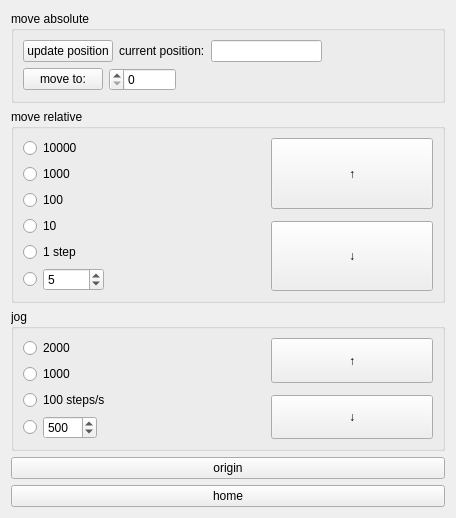
Qt form instruments/optosigma_GSC_01.ui (dean-nanomol/nanomol) before a commit.
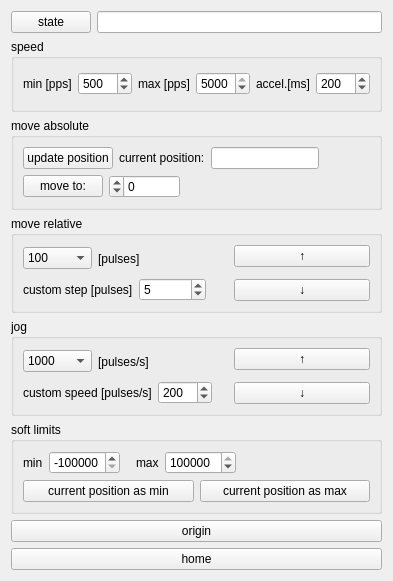
The same form after that commit.

Commit message: update GSC01 class and ui

```diff
--- a/instruments/optosigma_GSC_01.ui
+++ b/instruments/optosigma_GSC_01.ui
@@ -6,14 +6,104 @@
    <rect>
     <x>0</x>
     <y>0</y>
-    <width>456</width>
-    <height>495</height>
+    <width>344</width>
+    <height>581</height>
    </rect>
   </property>
   <property name="windowTitle">
    <string>Form</string>
   </property>
   <layout class="QVBoxLayout" name="verticalLayout">
+   <item>
+    <layout class="QHBoxLayout" name="horizontalLayout_11">
+     <item>
+      <widget class="QPushButton" name="device_state_pushButton">
+       <property name="text">
+        <string>state</string>
+       </property>
+      </widget>
+     </item>
+     <item>
+      <widget class="QLineEdit" name="device_state_lineEdit">
+       <property name="sizePolicy">
+        <sizepolicy hsizetype="Expanding" vsizetype="Fixed">
+         <horstretch>0</horstretch>
+         <verstretch>0</verstretch>
+        </sizepolicy>
+       </property>
+      </widget>
+     </item>
+    </layout>
+   </item>
+   <item>
+    <widget class="QGroupBox" name="groupBox_5">
+     <property name="title">
+      <string>speed</string>
+     </property>
+     <layout class="QHBoxLayout" name="horizontalLayout_13">
+      <item>
+       <widget class="QLabel" name="label_8">
+        <property name="text">
+         <string>min [pps]</string>
+        </property>
+       </widget>
+      </item>
+      <item>
+       <widget class="QSpinBox" name="speed_min_spinBox">
+        <property name="minimum">
+         <number>100</number>
+        </property>
+        <property name="maximum">
+         <number>1000</number>
+        </property>
+        <property name="value">
+         <number>500</number>
+        </property>
+       </widget>
+      </item>
+      <item>
+       <widget class="QLabel" name="label_9">
+        <property name="text">
+         <string>max [pps]</string>
+        </property>
+       </widget>
+      </item>
+      <item>
+       <widget class="QSpinBox" name="speed_max_spinBox">
+        <property name="minimum">
+         <number>101</number>
+        </property>
+        <property name="maximum">
+         <number>5000</number>
+        </property>
+        <property name="value">
+         <number>5000</number>
+        </property>
+       </widget>
+      </item>
+      <item>
+       <widget class="QLabel" name="label_10">
+        <property name="text">
+         <string>accel.[ms]</string>
+        </property>
+       </widget>
+      </item>
+      <item>
+       <widget class="QSpinBox" name="acceleration_spinBox">
+        <property name="minimum">
+         <number>10</number>
+        </property>
+        <property name="maximum">
+         <number>1000</number>
+        </property>
+        <property name="value">
+         <number>200</number>
+        </property>
+       </widget>
+      </item>
+     </layout>
+    </widget>
+   </item>
    <item>
     <widget class="QGroupBox" name="groupBox">
      <property name="title">
@@ -72,8 +162,11 @@
           <property name="layoutDirection">
            <enum>Qt::RightToLeft</enum>
           </property>
+          <property name="minimum">
+           <number>-16777215</number>
+          </property>
           <property name="maximum">
-           <number>999999</number>
+           <number>16777215</number>
           </property>
          </widget>
         </item>
@@ -104,46 +197,72 @@
       <item>
        <layout class="QVBoxLayout" name="verticalLayout_2">
         <item>
-         <widget class="QRadioButton" name="radioButton_6">
-          <property name="text">
-           <string>10000</string>
-          </property>
-         </widget>
-        </item>
-        <item>
-         <widget class="QRadioButton" name="radioButton">
-          <property name="text">
-           <string>1000</string>
-          </property>
-         </widget>
-        </item>
-        <item>
-         <widget class="QRadioButton" name="radioButton_3">
-          <property name="text">
-           <string>100</string>
-          </property>
-         </widget>
-        </item>
-        <item>
-         <widget class="QRadioButton" name="radioButton_4">
-          <property name="text">
-           <string>10</string>
-          </property>
-         </widget>
-        </item>
-        <item>
-         <widget class="QRadioButton" name="radioButton_2">
-          <property name="text">
-           <string>1 step</string>
-          </property>
-         </widget>
+         <layout class="QHBoxLayout" name="horizontalLayout_9">
+          <item>
+           <widget class="QComboBox" name="move_relative_pulses_comboBox">
+            <property name="currentIndex">
+             <number>2</number>
+            </property>
+            <item>
+             <property name="text">
+              <string>10000</string>
+             </property>
+            </item>
+            <item>
+             <property name="text">
+              <string>1000</string>
+             </property>
+            </item>
+            <item>
+             <property name="text">
+              <string>100</string>
+             </property>
+            </item>
+            <item>
+             <property name="text">
+              <string>10</string>
+             </property>
+            </item>
+            <item>
+             <property name="text">
+              <string>1</string>
+             </property>
+            </item>
+            <item>
+             <property name="text">
+              <string>custom</string>
+             </property>
+            </item>
+           </widget>
+          </item>
+          <item>
+           <widget class="QLabel" name="label_4">
+            <property name="text">
+             <string>[pulses]</string>
+            </property>
+           </widget>
+          </item>
+          <item>
+           <spacer name="horizontalSpacer_7">
+            <property name="orientation">
+             <enum>Qt::Horizontal</enum>
+            </property>
+            <property name="sizeHint" stdset="0">
+             <size>
+              <width>40</width>
+              <height>20</height>
+             </size>
+            </property>
+           </spacer>
+          </item>
+         </layout>
         </item>
         <item>
          <layout class="QHBoxLayout" name="horizontalLayout_2">
           <item>
-           <widget class="QRadioButton" name="radioButton_5">
+           <widget class="QLabel" name="label_7">
             <property name="text">
-             <string/>
+             <string>custom step [pulses]</string>
             </property>
            </widget>
           </item>
@@ -153,7 +272,7 @@
              <number>1</number>
             </property>
             <property name="maximum">
-             <number>99999</number>
+             <number>999999</number>
             </property>
             <property name="value">
              <number>5</number>
@@ -234,32 +353,67 @@
       <item>
        <layout class="QVBoxLayout" name="verticalLayout_6">
         <item>
-         <widget class="QRadioButton" name="radioButton_7">
-          <property name="text">
-           <string>2000</string>
-          </property>
-         </widget>
-        </item>
-        <item>
-         <widget class="QRadioButton" name="radioButton_9">
-          <property name="text">
-           <string>1000</string>
-          </property>
-         </widget>
-        </item>
-        <item>
-         <widget class="QRadioButton" name="radioButton_10">
-          <property name="text">
-           <string>100 steps/s</string>
-          </property>
-         </widget>
+         <layout class="QHBoxLayout" name="horizontalLayout_10">
+          <item>
+           <widget class="QComboBox" name="jog_speed_comboBox">
+            <property name="currentIndex">
+             <number>1</number>
+            </property>
+            <item>
+             <property name="text">
+              <string>2000</string>
+             </property>
+            </item>
+            <item>
+             <property name="text">
+              <string>1000</string>
+             </property>
+            </item>
+            <item>
+             <property name="text">
+              <string>500</string>
+             </property>
+            </item>
+            <item>
+             <property name="text">
+              <string>100</string>
+             </property>
+            </item>
+            <item>
+             <property name="text">
+              <string>custom</string>
+             </property>
+            </item>
+           </widget>
+          </item>
+          <item>
+           <widget class="QLabel" name="label_5">
+            <property name="text">
+             <string>[pulses/s]</string>
+            </property>
+           </widget>
+          </item>
+          <item>
+           <spacer name="horizontalSpacer_8">
+            <property name="orientation">
+             <enum>Qt::Horizontal</enum>
+            </property>
+            <property name="sizeHint" stdset="0">
+             <size>
+              <width>40</width>
+              <height>20</height>
+             </size>
+            </property>
+           </spacer>
+          </item>
+         </layout>
         </item>
         <item>
          <layout class="QHBoxLayout" name="horizontalLayout_6">
           <item>
-           <widget class="QRadioButton" name="radioButton_11">
+           <widget class="QLabel" name="label_6">
             <property name="text">
-             <string/>
+             <string>custom speed [pulses/s]</string>
             </property>
            </widget>
           </item>
@@ -269,10 +423,10 @@
              <number>100</number>
             </property>
             <property name="maximum">
-             <number>2000</number>
+             <number>4000</number>
             </property>
             <property name="value">
-             <number>500</number>
+             <number>200</number>
             </property>
            </widget>
           </item>
@@ -335,6 +489,106 @@
      </layout>
     </widget>
    </item>
+   <item>
+    <widget class="QGroupBox" name="groupBox_4">
+     <property name="title">
+      <string>soft limits</string>
+     </property>
+     <layout class="QVBoxLayout" name="verticalLayout_5">
+      <item>
+       <layout class="QHBoxLayout" name="horizontalLayout_8">
+        <item>
+         <widget class="QLabel" name="label_2">
+          <property name="text">
+           <string>min</string>
+          </property>
+         </widget>
+        </item>
+        <item>
+         <widget class="QSpinBox" name="soft_limit_min_spinBox">
+          <property name="minimum">
+           <number>-16777215</number>
+          </property>
+          <property name="maximum">
+           <number>16777215</number>
+          </property>
+          <property name="value">
+           <number>-16777215</number>
+          </property>
+         </widget>
+        </item>
+        <item>
+         <spacer name="horizontalSpacer_5">
+          <property name="orientation">
+           <enum>Qt::Horizontal</enum>
+          </property>
+          <property name="sizeType">
+           <enum>QSizePolicy::Maximum</enum>
+          </property>
+          <property name="sizeHint" stdset="0">
+           <size>
+            <width>10</width>
+            <height>20</height>
+           </size>
+          </property>
+         </spacer>
+        </item>
+        <item>
+         <widget class="QLabel" name="label_3">
+          <property name="text">
+           <string>max</string>
+          </property>
+         </widget>
+        </item>
+        <item>
+         <widget class="QSpinBox" name="soft_limit_max_spinBox">
+          <property name="minimum">
+           <number>-16777215</number>
+          </property>
+          <property name="maximum">
+           <number>16777215</number>
+          </property>
+          <property name="value">
+           <number>16777215</number>
+          </property>
+         </widget>
+        </item>
+        <item>
+         <spacer name="horizontalSpacer_6">
+          <property name="orientation">
+           <enum>Qt::Horizontal</enum>
+          </property>
+          <property name="sizeHint" stdset="0">
+           <size>
+            <width>40</width>
+            <height>20</height>
+           </size>
+          </property>
+         </spacer>
+        </item>
+       </layout>
+      </item>
+      <item>
+       <layout class="QHBoxLayout" name="horizontalLayout_7">
+        <item>
+         <widget class="QPushButton" name="set_current_soft_min_pushButton">
+          <property name="text">
+           <string>current position as min</string>
+          </property>
+         </widget>
+        </item>
+        <item>
+         <widget class="QPushButton" name="set_current_soft_max_pushButton">
+          <property name="text">
+           <string>current position as max</string>
+          </property>
+         </widget>
+        </item>
+       </layout>
+      </item>
+     </layout>
+    </widget>
+   </item>
    <item>
     <widget class="QPushButton" name="pushButton_2">
      <property name="text">
```
Left out of the diff: 25 changed lines with no effect on the pictures. The commit also changes 1 other file.
